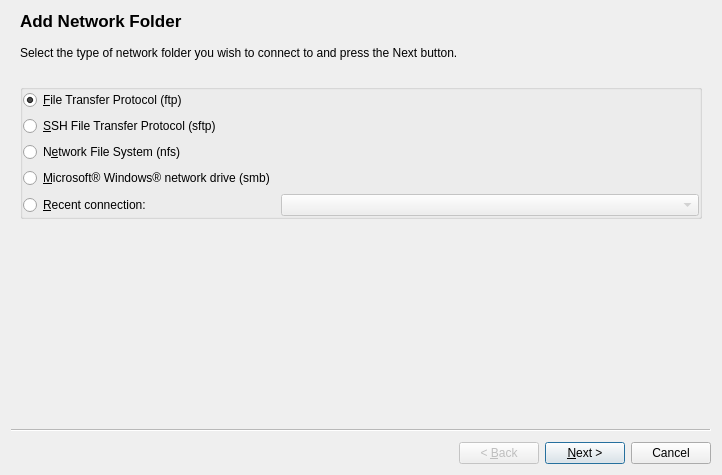
First picture: the form in knetattach/knetattach.ui, repository fluxer/kde-workspace, before the edit.
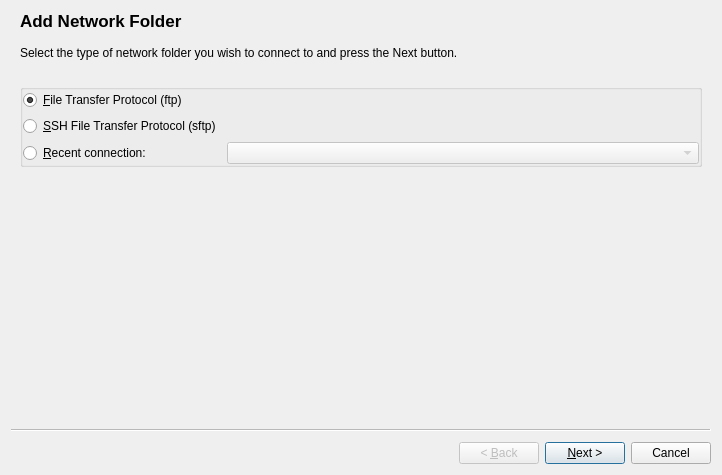
Second picture: the form after the edit. Custom widgets are drawn as their Qt base class.

Patch:
```diff
--- a/knetattach/knetattach.ui
+++ b/knetattach/knetattach.ui
@@ -59,14 +59,7 @@
        <property name="margin">
         <number>0</number>
        </property>
-       <item row="3" column="0">
-        <widget class="QRadioButton" name="_nfs">
-         <property name="text">
-          <string>N&amp;etwork File System (nfs)</string>
-         </property>
-        </widget>
-       </item>
-       <item row="5" column="1">
+       <item row="3" column="1">
         <widget class="KComboBox" name="_recentConnectionName">
          <property name="enabled">
           <bool>false</bool>
@@ -85,13 +78,6 @@
          </property>
         </widget>
        </item>
-       <item row="5" column="0">
-        <widget class="QRadioButton" name="_recent">
-         <property name="text">
-          <string>&amp;Recent connection:</string>
-         </property>
-        </widget>
-       </item>
        <item row="0" column="0">
         <widget class="QRadioButton" name="_ftp">
          <property name="text">
@@ -102,6 +88,13 @@
          </property>
         </widget>
        </item>
+       <item row="3" column="0">
+        <widget class="QRadioButton" name="_recent">
+         <property name="text">
+          <string>&amp;Recent connection:</string>
+         </property>
+        </widget>
+       </item>
        <item row="1" column="0">
         <widget class="QRadioButton" name="_sftp">
          <property name="text">
@@ -112,13 +105,6 @@
          </property>
         </widget>
        </item>
-       <item row="4" column="0">
-        <widget class="QRadioButton" name="_smb">
-         <property name="text">
-          <string>&amp;Microsoft® Windows® network drive (smb)</string>
-         </property>
-        </widget>
-       </item>
       </layout>
      </widget>
     </item>
```
